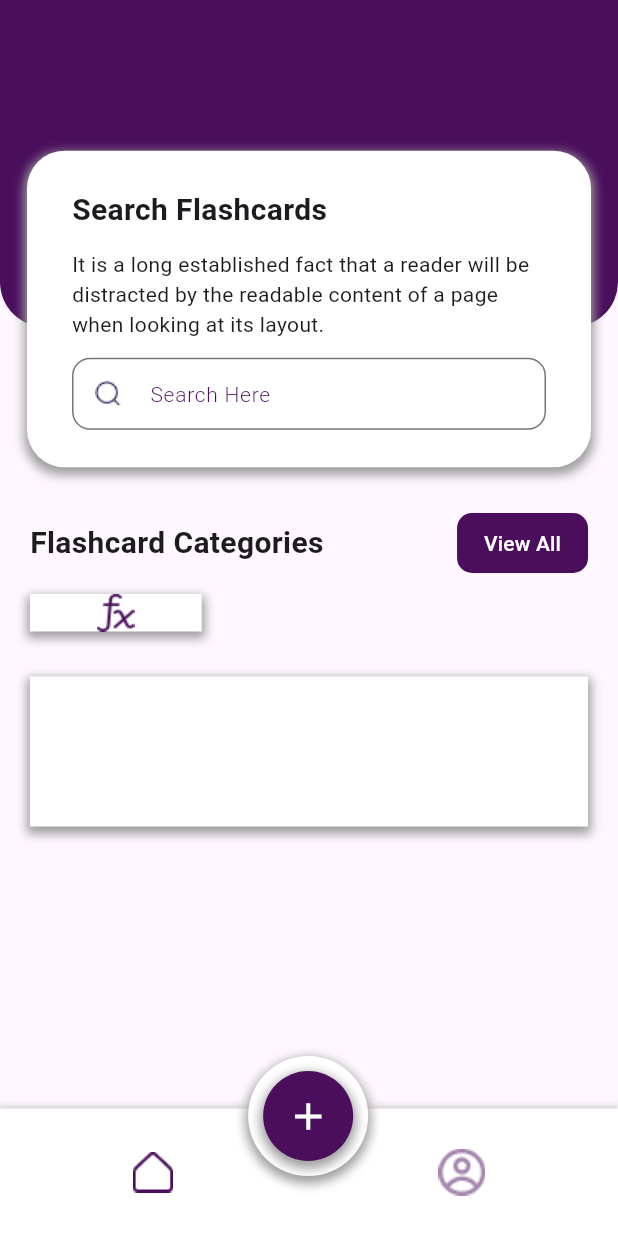
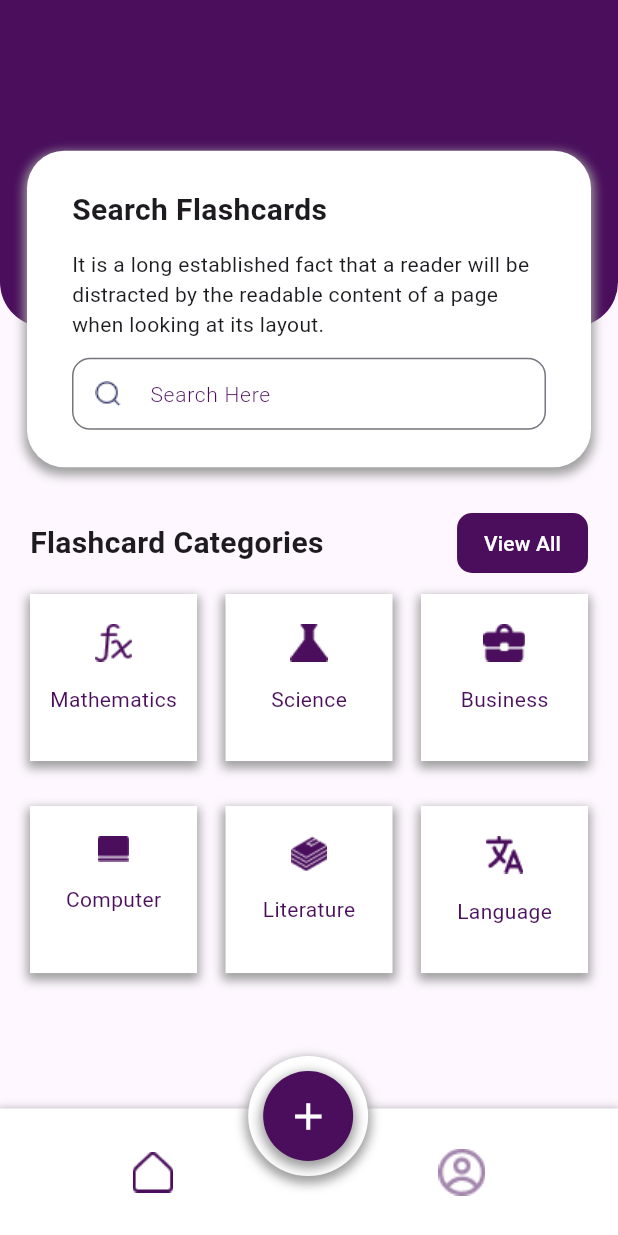
Before and after one commit to Nick-Lemy/flashcards-app, a Flutter app: the screen it shows after launch, on a phone screen of 412 x 824 dp. Run offline on Flutter 3.47's test engine with Material 3 defaults, Android fonts, the phone set to English and light mode, and no system bars.

Commit message:
Home Page UI finished

```diff
--- a/lib/pages/home_page.dart
+++ b/lib/pages/home_page.dart
@@ -67,39 +67,12 @@ class HomePage extends StatelessWidget {
                             alignment: WrapAlignment.spaceBetween,
                             runSpacing: 30,
                             children: [
-                              Container(
-                                width: MediaQuery.of(context).size.width / 3.6,
-                                decoration: BoxDecoration(
-                                  color: Colors.white,
-                                  boxShadow: [
-                                    BoxShadow(
-                                        color: Colors.grey,
-                                        spreadRadius: 2,
-                                        blurRadius: 5,
-                                        offset: Offset(0, 3) // changes position of shadow
-                                    ),
-                                  ],
-                                ),
-                                child: Column(
-                                  children: [
-                                    Image.asset('assets/Maths.png')
-                                  ],
-                                ),
-                              ),
-                              Container(
-                                padding: EdgeInsets.all(50),
-                                decoration: BoxDecoration(
-                                  color: Colors.white,
-                                  boxShadow: [
-                                    BoxShadow(
-                                        color: Colors.grey,
-                                        spreadRadius: 2,
-                                        blurRadius: 5,
-                                        offset: Offset(0, 3) // changes position of shadow
-                                    ),
-                                  ],
-                                ),
-                              ),
+                              flashcardCategory(name: 'Mathematics', context: context),
+                              flashcardCategory(name: 'Science', context: context),
+                              flashcardCategory(name: 'Business', context: context),
+                              flashcardCategory(name: 'Computer', context: context),
+                              flashcardCategory(name: 'Literature', context: context),
+                              flashcardCategory(name: 'Language', context: context)
                             ],
                           ),
                         )
@@ -255,27 +228,37 @@ class HomePage extends StatelessWidget {
   }
 }
 
+Container flashcardCategory({required String name, context}){
+  return Container(
+
+    width: (MediaQuery.of(context).size.width)/3.7,
+    height: (MediaQuery.of(context).size.width)/3.7,
+    padding: EdgeInsets.symmetric(vertical: 20, horizontal: 10),
+    decoration: BoxDecoration(
+      color: Colors.white,
+      boxShadow: [
+        BoxShadow(
+            color: Colors.grey,
+            spreadRadius: 2,
+            blurRadius: 5,
+            offset: Offset(0, 3) // changes position of shadow
+        ),
+      ],
+    ),
+    child: Column(
+      spacing: 15,
+      children: [
+        Image.asset('assets/$name.png'),
+        Text(name, style: TextStyle(
+            color: violet
+        ),)
+      ],
+    ),
+  );
+}
+
+
 /*
 
-          Container(
-            height: 90,
-            color: Colors.red,
-            child: Row(
-              mainAxisAlignment: MainAxisAlignment.spaceAround,
-              children: [
-                GestureDetector(
-                  child: Image.asset(
-                    'assets/Home.png',
-                    scale: 0.85,
-                  ),
-                ),
-                GestureDetector(
-                  child: Image.asset(
-                    'assets/Profile.png',
-                    scale: 0.75,
-                  ),
-                ),
-              ],
-            ),
-          ),
+
  */
```
Also changed, not shown: assets/Literature.png (renamed from assets/Litterature.png), assets/Mathematics.png (renamed from assets/Maths.png).
